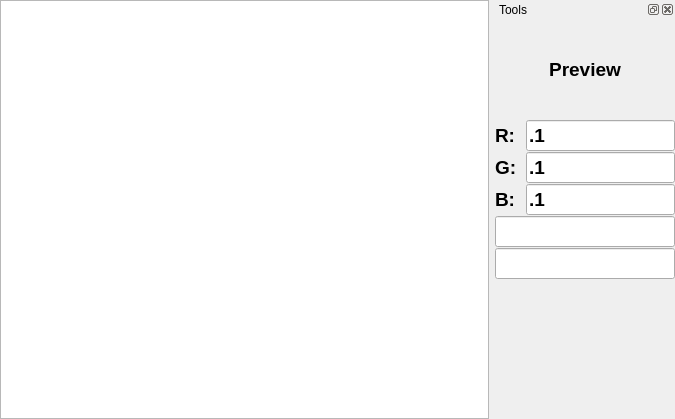
Old version of the form ImageColorPicker.ui in the repository LeStahL/ImageColorPicker.
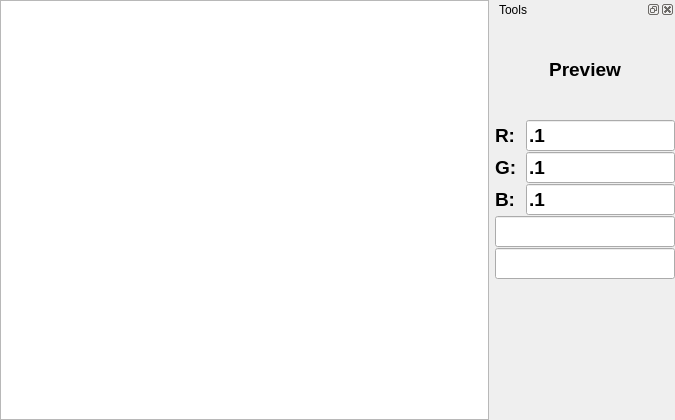
New version of the form.

What changed in the file:
```diff
--- a/ImageColorPicker.ui
+++ b/ImageColorPicker.ui
@@ -7,7 +7,7 @@
     <x>0</x>
     <y>0</y>
     <width>675</width>
-    <height>419</height>
+    <height>420</height>
    </rect>
   </property>
   <property name="windowTitle">
```
Left out of the diff: 30 changed lines with no effect on the pictures.
